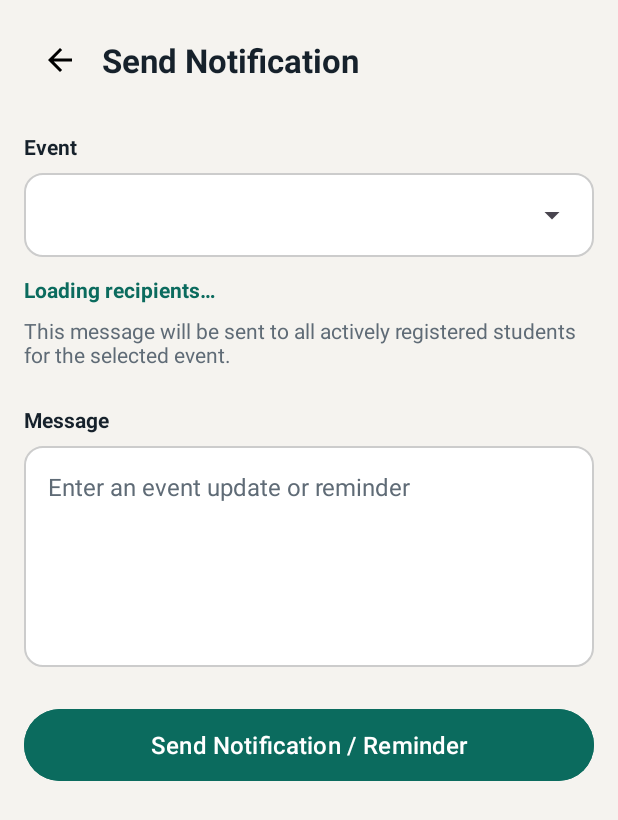
After one commit to sanna9/eventnest, an Android app: the layout activity_send_notification.xml on its own in the app's theme, with its tools: preview values and no code run, on a phone screen of 412 x 824 dp. The commit adds this screen. Shown: the top 820 px of the screen. Run offline under Robolectric (Android 15) with nearby library versions, the phone set to English and light mode, and no system bars.

Commit message:
Add organizer event notifications and reminders

```diff
--- a/app/src/main/AndroidManifest.xml
+++ b/app/src/main/AndroidManifest.xml
@@ -27,6 +27,9 @@
             android:name=".ui.organizer.OrganizerDashboardActivity"
             android:exported="false" />
         <activity
+            android:name=".ui.organizer.SendNotificationActivity"
+            android:exported="false" />
+        <activity
             android:name=".ui.auth.LoginActivity"
             android:exported="true">
             <intent-filter>
--- /dev/null
+++ b/app/src/main/res/layout/activity_send_notification.xml
@@ -0,0 +1,144 @@
+<?xml version="1.0" encoding="utf-8"?>
+<ScrollView
+    xmlns:android="http://schemas.android.com/apk/res/android"
+    android:layout_width="match_parent"
+    android:layout_height="match_parent"
+    android:background="@color/eventnest_background"
+    android:fillViewport="true">
+
+    <LinearLayout
+        android:layout_width="match_parent"
+        android:layout_height="wrap_content"
+        android:orientation="vertical"
+        android:padding="16dp">
+
+        <!-- Back arrow and screen heading. -->
+        <LinearLayout
+            android:layout_width="match_parent"
+            android:layout_height="wrap_content"
+            android:gravity="center_vertical"
+            android:orientation="horizontal">
+
+            <ImageView
+                android:id="@+id/buttonBack"
+                android:layout_width="48dp"
+                android:layout_height="48dp"
+                android:background="?attr/selectableItemBackgroundBorderless"
+                android:clickable="true"
+                android:contentDescription="@string/button_back"
+                android:focusable="true"
+                android:padding="12dp"
+                android:src="@drawable/ic_arrow_back" />
+
+            <TextView
+                android:layout_width="0dp"
+                android:layout_height="wrap_content"
+                android:layout_marginStart="4dp"
+                android:layout_weight="1"
+                android:text="@string/title_send_notification"
+                android:textColor="@color/eventnest_text"
+                android:textSize="22sp"
+                android:textStyle="bold" />
+
+        </LinearLayout>
+
+        <!-- Organizer chooses which event receives the message. -->
+        <TextView
+            android:layout_width="match_parent"
+            android:layout_height="wrap_content"
+            android:layout_marginTop="24dp"
+            android:labelFor="@id/spinnerEvents"
+            android:text="@string/label_select_event"
+            android:textColor="@color/eventnest_text"
+            android:textSize="14sp"
+            android:textStyle="bold" />
+
+        <LinearLayout
+            android:layout_width="match_parent"
+            android:layout_height="wrap_content"
+            android:layout_marginTop="8dp"
+            android:background="@drawable/bg_form_field"
+            android:orientation="vertical"
+            android:padding="4dp">
+
+            <Spinner
+                android:id="@+id/spinnerEvents"
+                android:layout_width="match_parent"
+                android:layout_height="48dp"
+                android:contentDescription="@string/label_select_event"
+                android:enabled="false"
+                android:spinnerMode="dropdown" />
+
+        </LinearLayout>
+
+        <!-- Java displays the selected event's active recipient count. -->
+        <TextView
+            android:id="@+id/textRecipients"
+            android:layout_width="match_parent"
+            android:layout_height="wrap_content"
+            android:layout_marginTop="12dp"
+            android:text="@string/notification_recipients_loading"
+            android:textColor="@color/eventnest_primary"
+            android:textSize="14sp"
+            android:textStyle="bold" />
+
+        <TextView
+            android:layout_width="match_parent"
+            android:layout_height="wrap_content"
+            android:layout_marginTop="8dp"
+            android:text="@string/notification_recipients_info"
+            android:textColor="@color/eventnest_text_secondary"
+            android:textSize="14sp" />
+
+        <!-- Message input reuses the existing bordered background. -->
+        <TextView
+            android:layout_width="match_parent"
+            android:layout_height="wrap_content"
+            android:layout_marginTop="24dp"
+            android:labelFor="@id/inputMessage"
+            android:text="@string/label_notification_message"
+            android:textColor="@color/eventnest_text"
+            android:textSize="14sp"
+            android:textStyle="bold" />
+
+        <EditText
+            android:id="@+id/inputMessage"
+            android:layout_width="match_parent"
+            android:layout_height="wrap_content"
+            android:layout_marginTop="8dp"
+            android:background="@drawable/bg_form_field"
+            android:gravity="top|start"
+            android:hint="@string/hint_notification_message"
+            android:inputType="textCapSentences|textMultiLine"
+            android:minLines="6"
+            android:padding="16dp"
+            android:textColor="@color/eventnest_text"
+            android:textColorHint="@color/eventnest_text_secondary"
+            android:textSize="16sp" />
+
+        <!-- Displays event-loading or sending errors when needed. -->
+        <TextView
+            android:id="@+id/textError"
+            android:layout_width="match_parent"
+            android:layout_height="wrap_content"
+            android:layout_marginTop="12dp"
+            android:textColor="?attr/colorError"
+            android:visibility="gone" />
+
+        <!-- Enabled after an event and its recipients are loaded. -->
+        <Button
+            android:id="@+id/buttonSend"
+            android:layout_width="match_parent"
+            android:layout_height="wrap_content"
+            android:layout_marginTop="24dp"
+            android:backgroundTint="@color/eventnest_primary"
+            android:enabled="false"
+            android:minHeight="56dp"
+            android:text="@string/button_send_notification"
+            android:textAllCaps="false"
+            android:textColor="@android:color/white"
+            android:textSize="16sp" />
+
+    </LinearLayout>
+
+</ScrollView>
--- a/app/src/main/res/values/strings.xml
+++ b/app/src/main/res/values/strings.xml
@@ -129,4 +129,21 @@
     <string name="label_monthly_registrations_total">registrations</string>
     <string name="option_all_months">All months</string>
 
+    <!-- Send Notifications and Reminders -->
+    <string name="label_notification_message">Message</string>
+    <string name="hint_notification_message">Enter an event update or reminder</string>
+    <string name="notification_recipients_count">Registered recipients: %1$d</string>
+    <string name="notification_recipients_loading">Loading recipients…</string>
+    <string name="notification_recipients_info">This message will be sent to all actively registered students for the selected event.</string>
+
+    <string name="button_send_notification">Send Notification / Reminder</string>
+    <string name="notification_sending">Sending…</string>
+
+    <string name="error_notification_event_required">Select an event</string>
+    <string name="error_notification_message_required">Enter a message</string>
+    <string name="error_notification_no_recipients">No students are actively registered for this event</string>
+    <string name="error_notification_recipients_load">Could not load recipients. Please try again.</string>
+    <string name="error_notification_send">Could not send the message. Please try again.</string>
+    <string name="toast_notification_sent">Message sent to %1$d registered students</string>
+
 </resources>
```
Also changed, not shown: app/src/main/java/com/example/eventnest/ui/organizer/OrganizerDashboardActivity.java (+9 -3 lines), app/src/main/java/com/example/eventnest/ui/organizer/SendNotificationActivity.java (added, +377 -0 lines).
